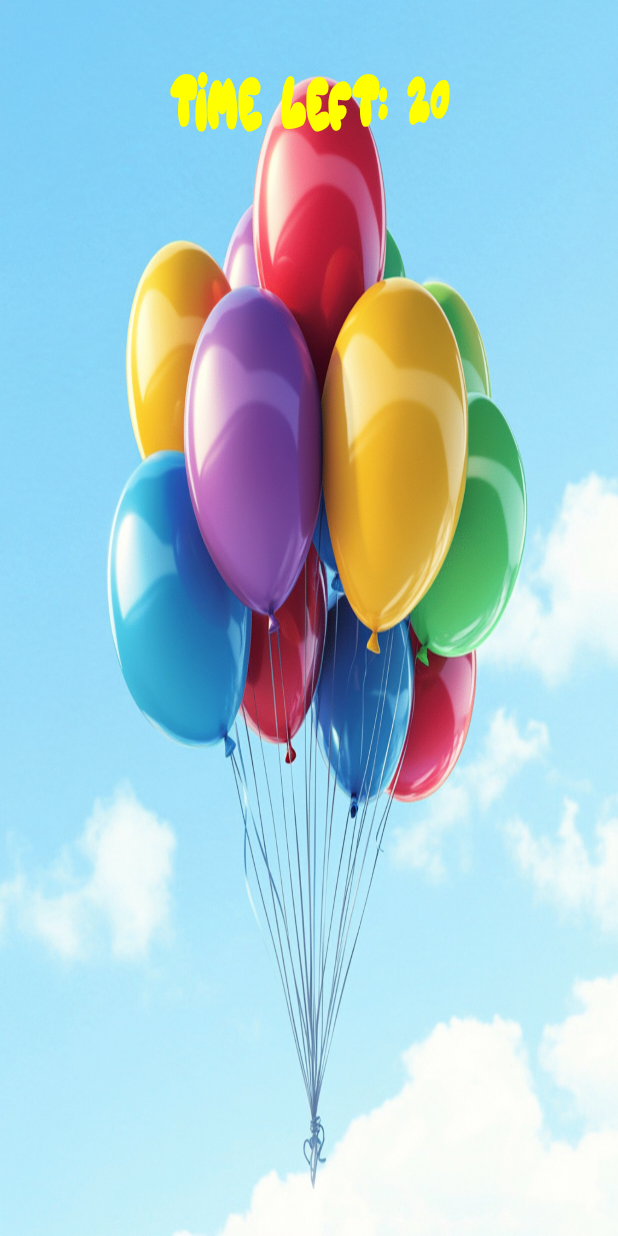
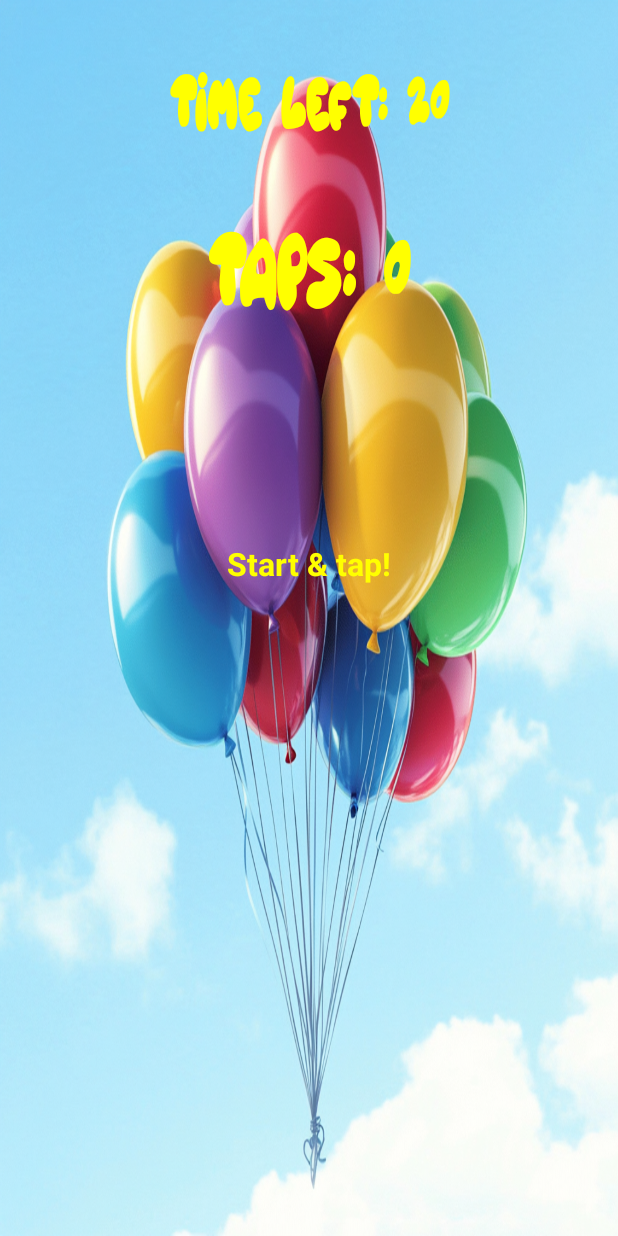
Before and after one commit to rabbitrunout/TapCounter2025, an Android app: the screen it shows after launch (MainActivity), on a phone screen of 412 x 824 dp. Run offline under Robolectric (Android 15) with nearby library versions, the phone set to English and light mode, and no system bars.

Commit message:
Interface in progress

```diff
--- a/app/src/main/res/layout/activity_main.xml
+++ b/app/src/main/res/layout/activity_main.xml
@@ -8,6 +8,7 @@
     android:background="@drawable/baloons"
     tools:context=".MainActivity">
 
+<!--First text-->
     <TextView
         android:id="@+id/timerText"
         android:layout_width="wrap_content"
@@ -21,6 +22,42 @@
         android:layout_marginTop="32dp"
         app:layout_constraintEnd_toEndOf="parent"
         app:layout_constraintStart_toStartOf="parent"
-        app:layout_constraintTop_toTopOf="parent" />
+        app:layout_constraintTop_toTopOf="parent"
+        app:layout_constraintTop_toBottomOf="@id/timerText"
+        />/>
+
+
+<!--Second text-->
+    <TextView
+        android:id="@+id/countText"
+        android:layout_width="wrap_content"
+        android:layout_height="wrap_content"
+        android:text="@string/taps_0"
+        android:textColor="@color/yellow"
+        android:textStyle="bold"
+        android:textSize="28sp"
+        android:fontFamily="@font/balloonish"
+        android:padding="16dp"
+        android:layout_marginTop="32dp"
+        app:layout_constraintEnd_toEndOf="parent"
+        app:layout_constraintStart_toStartOf="parent"
+        app:layout_constraintTop_toBottomOf="@id/timerText"
+        />
+
+<!--Third text-->
+    <TextView
+        android:id="@+id/countView"
+        android:layout_width="wrap_content"
+        android:layout_height="wrap_content"
+        android:text="@string/start_amp_tap"
+        android:textColor="@color/yellow"
+        android:textStyle="bold"
+        android:textSize="21sp"
+        android:padding="16dp"
+        android:layout_marginTop="120dp"
+        app:layout_constraintEnd_toEndOf="parent"
+        app:layout_constraintStart_toStartOf="parent"
+        app:layout_constraintTop_toBottomOf="@id/countText"
+        app:layout_constraintHorizontal_bias="0.5" />
 
 </androidx.constraintlayout.widget.ConstraintLayout>
```
